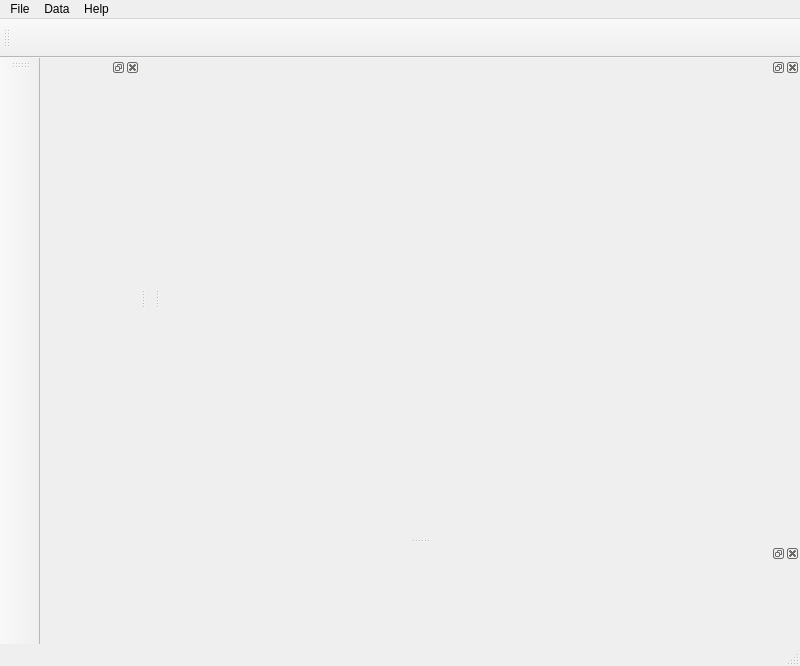
This is 3DMetrics/tdmgui.ui in IfremerUnderwater/3DMetrics as Qt 5 draws it before an edit. The edited form follows.
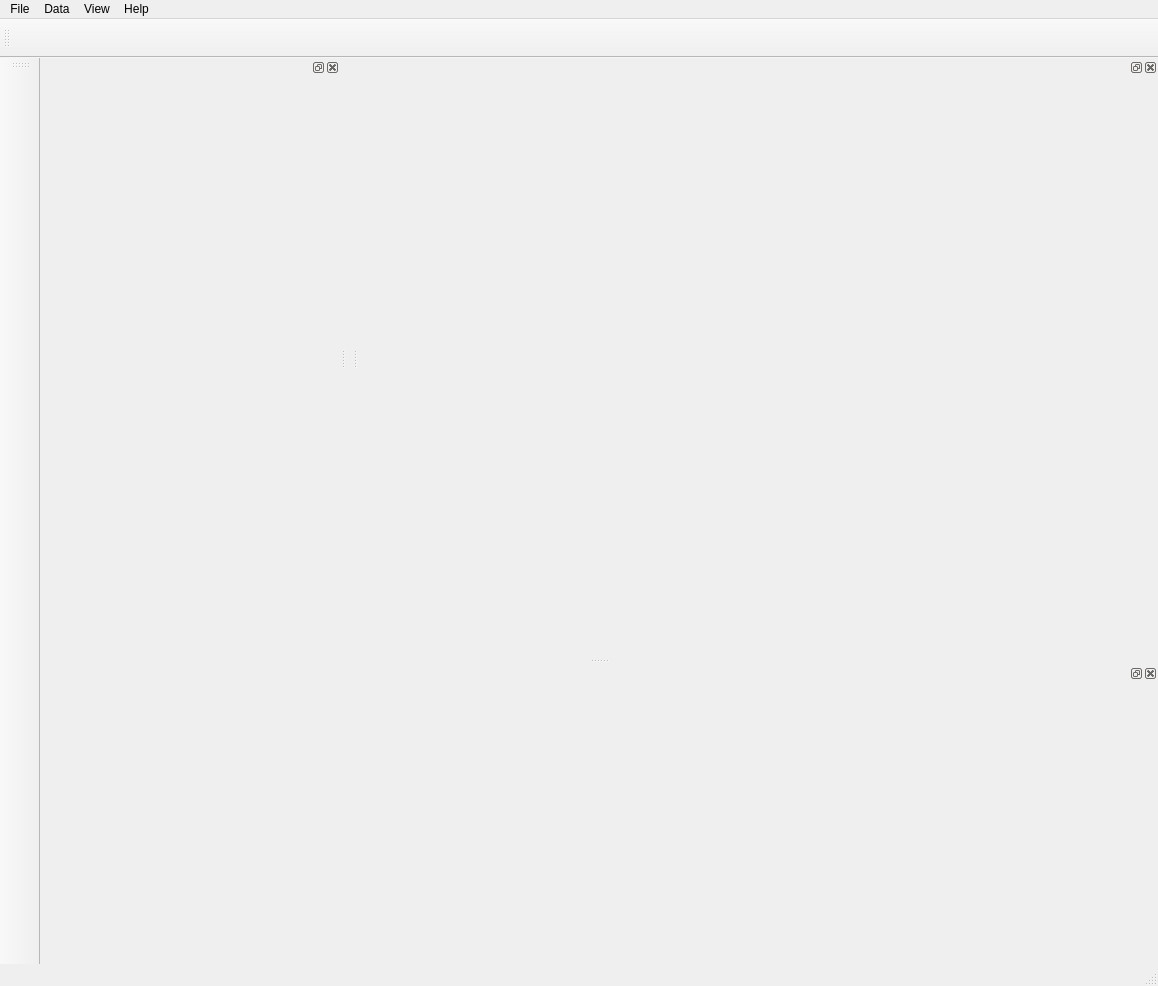
This is the edited form. Icons and pictures are not drawn. Custom widgets are drawn as their Qt base class.

Commit message: Mods on main gui

```diff
--- a/3DMetrics/tdmgui.ui
+++ b/3DMetrics/tdmgui.ui
@@ -6,8 +6,8 @@
    <rect>
     <x>0</x>
     <y>0</y>
-    <width>800</width>
-    <height>663</height>
+    <width>1158</width>
+    <height>983</height>
    </rect>
   </property>
   <property name="windowTitle">
@@ -19,7 +19,7 @@
     <rect>
      <x>0</x>
      <y>0</y>
-     <width>800</width>
+     <width>1158</width>
      <height>21</height>
     </rect>
    </property>
@@ -35,12 +35,20 @@
    </widget>
    <widget class="QMenu" name="menuHelp">
     <property name="title">
+     <string>View</string>
+    </property>
+    <addaction name="actiontree_window"/>
+    <addaction name="actionattrib_table_window"/>
+   </widget>
+   <widget class="QMenu" name="menuHelp_2">
+    <property name="title">
      <string>Help</string>
     </property>
    </widget>
    <addaction name="menuFile"/>
    <addaction name="menuData"/>
    <addaction name="menuHelp"/>
+   <addaction name="menuHelp_2"/>
   </widget>
   <widget class="QStatusBar" name="statusbar"/>
   <widget class="QToolBar" name="main_toolbar">
@@ -79,7 +87,7 @@
    </property>
    <property name="minimumSize">
     <size>
-     <width>100</width>
+     <width>300</width>
      <height>35</height>
     </size>
    </property>
@@ -90,27 +98,34 @@
   </widget>
   <widget class="QDockWidget" name="display_widget_dock">
    <property name="sizePolicy">
-    <sizepolicy hsizetype="MinimumExpanding" vsizetype="Preferred">
+    <sizepolicy hsizetype="Expanding" vsizetype="Preferred">
      <horstretch>1</horstretch>
      <verstretch>0</verstretch>
     </sizepolicy>
    </property>
    <property name="minimumSize">
     <size>
-     <width>640</width>
-     <height>480</height>
+     <width>800</width>
+     <height>600</height>
     </size>
    </property>
    <attribute name="dockWidgetArea">
     <number>2</number>
    </attribute>
-   <widget class="QWidget" name="display_widget"/>
+   <widget class="OSGWidget" name="display_widget">
+    <property name="sizePolicy">
+     <sizepolicy hsizetype="Expanding" vsizetype="Preferred">
+      <horstretch>0</horstretch>
+      <verstretch>0</verstretch>
+     </sizepolicy>
+    </property>
+   </widget>
   </widget>
   <widget class="QDockWidget" name="attrib_table_dock">
    <property name="minimumSize">
     <size>
      <width>58</width>
-     <height>100</height>
+     <height>300</height>
     </size>
    </property>
    <attribute name="dockWidgetArea">
```
Left out of the diff: 66 changed lines with no effect on the pictures. The commit also changes 1 other file.
